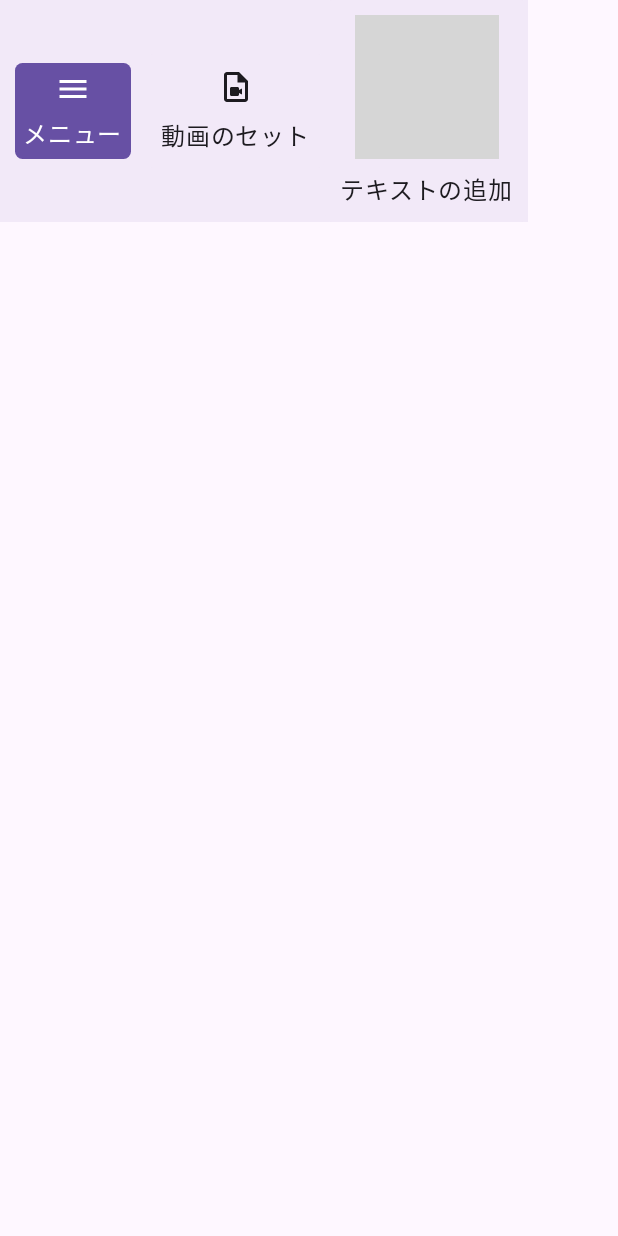
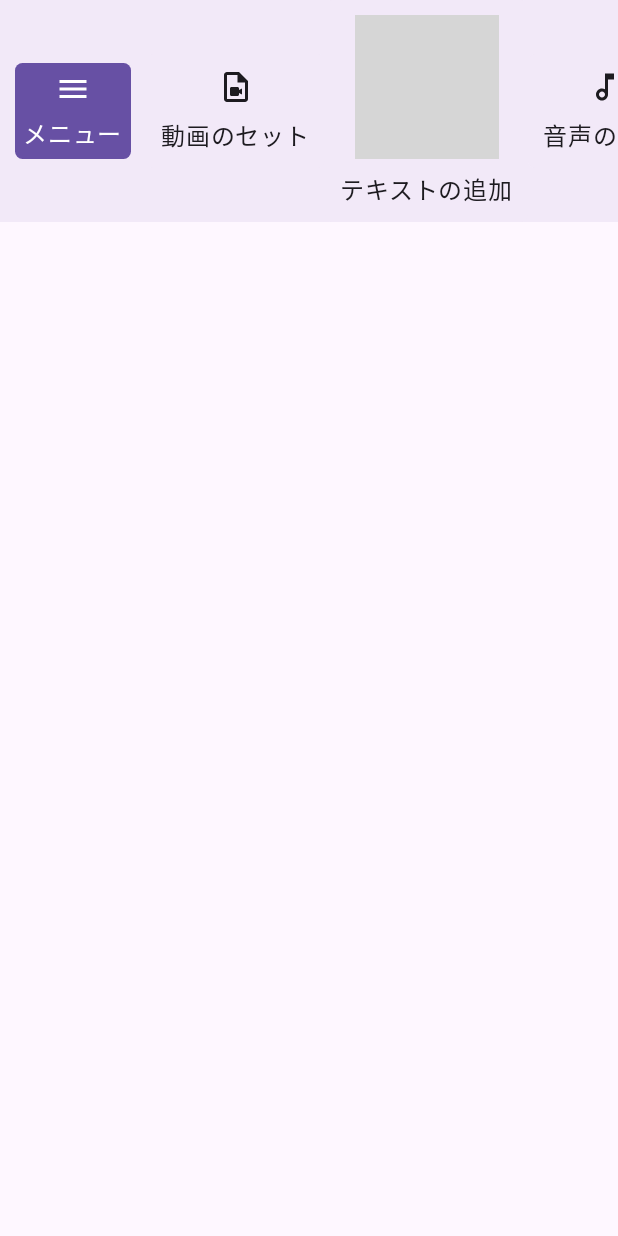
Before and after one commit to takusan23/AkariDroid, an Android app built with Jetpack Compose: the composable EditorMenuBar shown on its own in the app's theme, on a phone screen of 412 x 824 dp. Run offline under Robolectric (Android 15) with nearby library versions, the phone set to English and light mode, and no system bars; libraries missing offline, so code that uses them is left out: com.google.android.exoplayer2; 6 statements that could not run were skipped; grey boxes are pictures that could not be loaded.

Commit message:
音声を選んで追加できるように

```diff
--- a/app/src/main/java/io/github/takusan23/akaridroid/data/AkariProjectData.kt
+++ b/app/src/main/java/io/github/takusan23/akaridroid/data/AkariProjectData.kt
@@ -7,6 +7,8 @@ import kotlinx.serialization.Serializable
  *
  * @param projectId プロジェクトのID
  * @param videoFilePath 動画パス
+ * @param videoOutputFormat 動画出力形式、エンコーダー設定
+ * @param audioAssetList 音声素材の配列
  * @param canvasElementList 描画する要素の配列
  */
 @Serializable
@@ -14,5 +16,6 @@ data class AkariProjectData(
     val projectId: String = "project-2022-01-10", // TODO ハードコートしない
     val videoFilePath: String? = null,
     val videoOutputFormat: VideoOutputFormat = VideoOutputFormat(),
+    val audioAssetList: List<AudioAssetData> = emptyList(),
     val canvasElementList: List<CanvasElementData> = emptyList()
 )
--- a/app/src/main/java/io/github/takusan23/akaridroid/service/EncoderService.kt
+++ b/app/src/main/java/io/github/takusan23/akaridroid/service/EncoderService.kt
@@ -119,7 +119,6 @@ class EncoderService : Service() {
                     AkariCanvas.render(this, akariProjectData.canvasElementList)
                 }
             }
-
             // 動画フォルダへコピーする
             MediaStoreTool.copyToVideoFolder(this, resultFile)
             // コピー後のファイルを消す
--- a/app/src/main/java/io/github/takusan23/akaridroid/ui/component/EditorMenuBar.kt
+++ b/app/src/main/java/io/github/takusan23/akaridroid/ui/component/EditorMenuBar.kt
@@ -25,6 +25,7 @@ fun EditorMenuBar(
     onMenuClick: () -> Unit,
     onVideoClick: () -> Unit,
     onTextClick: () -> Unit,
+    onAudioClick: () -> Unit
 ) {
     Surface(
         modifier = modifier,
@@ -51,6 +52,13 @@ fun EditorMenuBar(
                     icon = painterResource(id = R.drawable.ic_outline_text_fields_24),
                     text = "テキストの追加",
                     onClick = onTextClick
+                )
+            }
+            item {
+                EditorMenuBarItem(
+                    icon = painterResource(id = R.drawable.outline_audiotrack_24),
+                    text = "音声の追加",
+                    onClick = onAudioClick
                 )
             }
         }
--- a/app/src/main/java/io/github/takusan23/akaridroid/ui/component/TimelineElement.kt
+++ b/app/src/main/java/io/github/takusan23/akaridroid/ui/component/TimelineElement.kt
@@ -48,6 +48,7 @@ fun TimelineElement(
                     id = when (type) {
                         TimelineElementType.Text -> R.drawable.ic_outline_text_fields_24
                         TimelineElementType.Video -> R.drawable.ic_outline_video_file_24
+                        TimelineElementType.Audio -> R.drawable.outline_audiotrack_24
                     }
                 )
             )
@@ -65,5 +66,8 @@ enum class TimelineElementType {
     Text,
 
     /** 動画 */
-    Video
+    Video,
+
+    /** 音声 */
+    Audio
 }
--- /dev/null
+++ b/app/src/main/res/drawable/outline_audiotrack_24.xml
@@ -0,0 +1,5 @@
+<vector android:height="24dp" android:tint="#000000"
+    android:viewportHeight="24" android:viewportWidth="24"
+    android:width="24dp" xmlns:android="http://schemas.android.com/apk/res/android">
+    <path android:fillColor="@android:color/white" android:pathData="M12,3v10.55c-0.59,-0.34 -1.27,-0.55 -2,-0.55 -2.21,0 -4,1.79 -4,4s1.79,4 4,4 4,-1.79 4,-4L14,7h4L18,3h-6zM10,19c-1.1,0 -2,-0.9 -2,-2s0.9,-2 2,-2 2,0.9 2,2 -0.9,2 -2,2z"/>
+</vector>
```
Also changed, not shown: app/src/main/java/io/github/takusan23/akaridroid/data/AudioAssetData.kt (added, +15 -0 lines), app/src/main/java/io/github/takusan23/akaridroid/ui/component/Timeline.kt (+16 -1 lines), app/src/main/java/io/github/takusan23/akaridroid/ui/screen/VideoEditorScreen.kt (+11 -5 lines), app/src/main/java/io/github/takusan23/akaridroid/viewmodel/VideoEditorViewModel.kt (+25 -6 lines).
